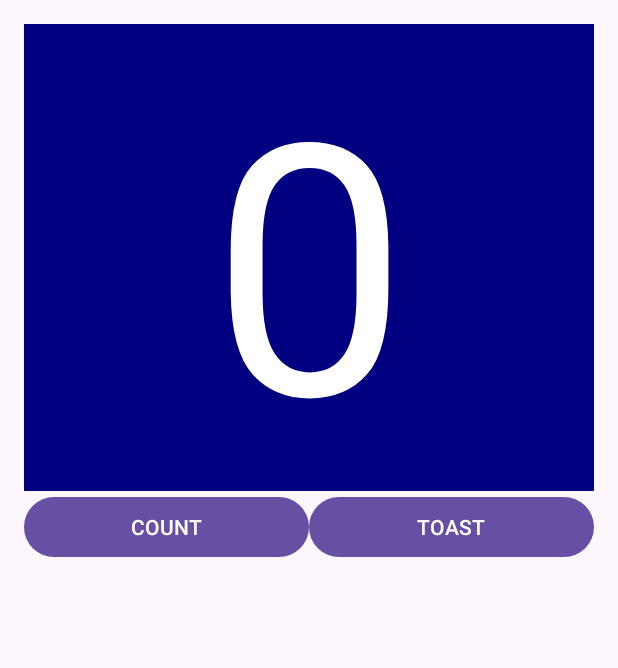
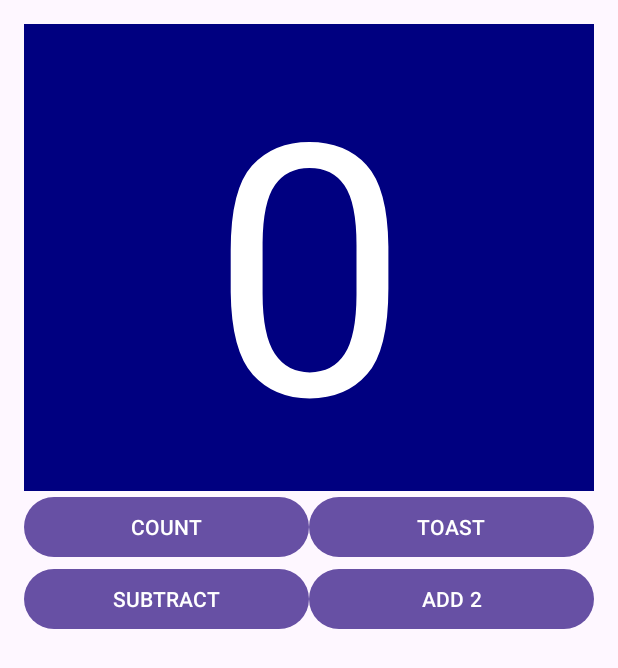
Before and after one commit to daffaadz/TestMobilApp, an Android app: the layout activity_main.xml on its own in the app's theme, with its tools: preview values and no code run, on a phone screen of 412 x 824 dp. Shown: the top 668 px of the screen. Run offline under Robolectric (Android 15) with nearby library versions, the phone set to English and light mode, and no system bars.

Commit message:
Menambahkan button subtract dan add 2

```diff
--- a/app/src/main/java/com/example/testapp/MainActivity.kt
+++ b/app/src/main/java/com/example/testapp/MainActivity.kt
@@ -22,8 +22,19 @@ class MainActivity : AppCompatActivity() {
         with(binding){
             txtNumber.text = number.toString()
 
+            // increase number
             btnCount.setOnClickListener{
                 number++
+                txtNumber.text = number.toString()
+            }
+            // subtract number
+            btnSubtract.setOnClickListener {
+                number--
+                txtNumber.text = number.toString()
+            }
+            // adding 2
+            btnAdd2.setOnClickListener {
+                number += 2
                 txtNumber.text = number.toString()
             }
             btnToast.setOnClickListener {
--- a/app/src/main/res/layout/activity_main.xml
+++ b/app/src/main/res/layout/activity_main.xml
@@ -23,7 +23,6 @@
         android:layout_width="match_parent"
         android:layout_height="wrap_content"
         android:orientation="horizontal">
-
         <Button
             android:id="@+id/btn_count"
             android:layout_width="match_parent"
@@ -39,4 +38,24 @@
             android:text="@string/toast" />
     </LinearLayout>
 
+    <LinearLayout
+        android:layout_width="match_parent"
+        android:layout_height="wrap_content"
+        android:orientation="horizontal">
+
+        <Button
+            android:id="@+id/btn_subtract"
+            android:layout_width="match_parent"
+            android:layout_height="wrap_content"
+            android:layout_weight="1"
+            android:text="@string/subtract" />
+
+        <Button
+            android:id="@+id/btn_add2"
+            android:layout_width="match_parent"
+            android:layout_height="wrap_content"
+            android:layout_weight="1"
+            android:text="@string/add2" />
+    </LinearLayout>
+
 </LinearLayout>
--- a/app/src/main/res/values/strings.xml
+++ b/app/src/main/res/values/strings.xml
@@ -3,4 +3,6 @@
     <string name="toast">TOAST</string>
     <string name="_0">0</string>
     <string name="count">COUNT</string>
+    <string name="subtract">SUBTRACT</string>
+    <string name="add2">ADD 2</string>
 </resources>
```
